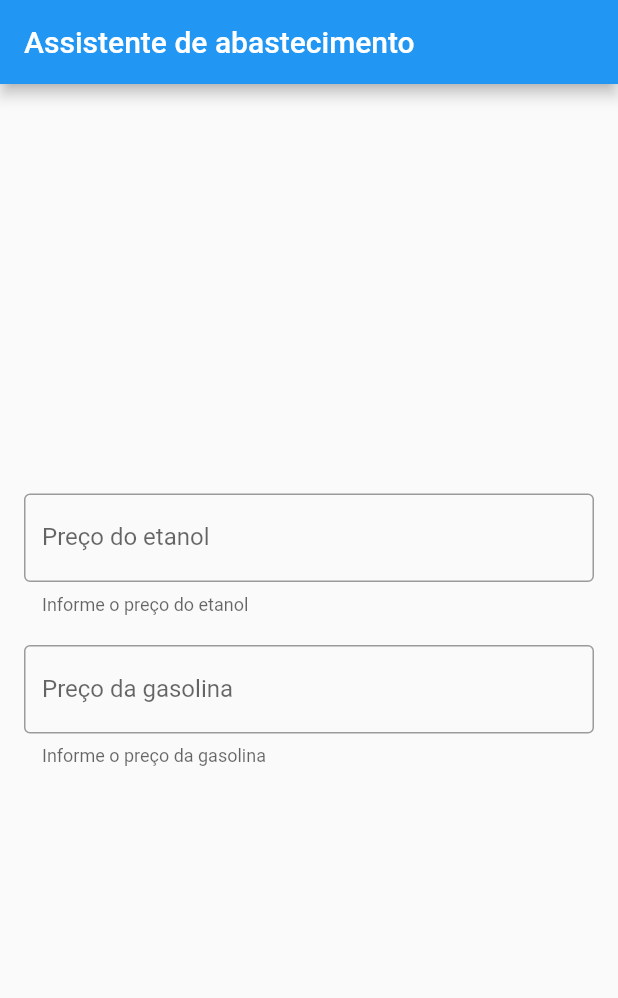
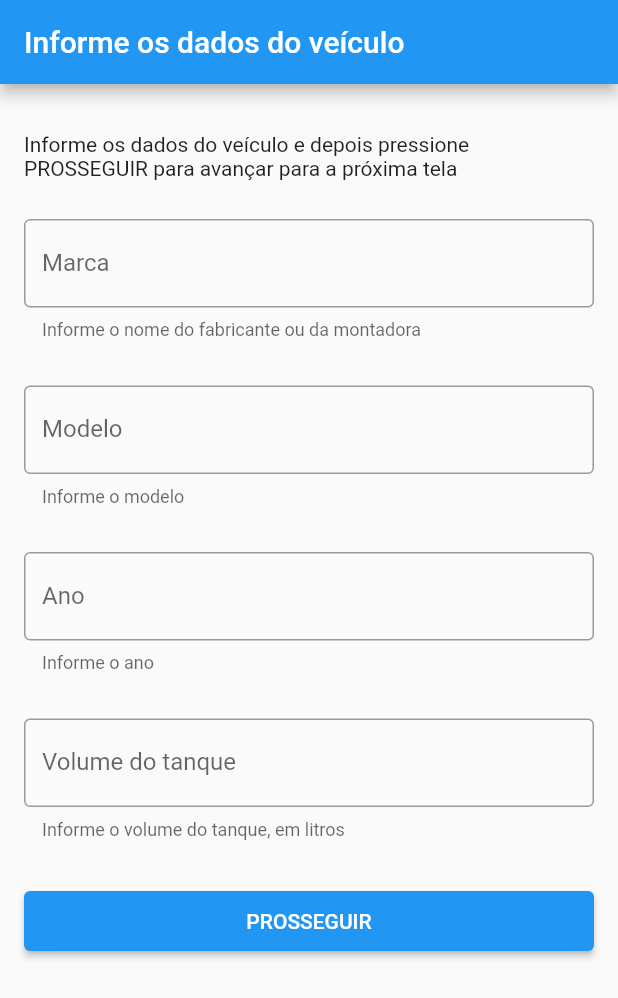
Before and after one commit to lopesneto/assistente_de_abastecimento., a Flutter app: the screen it shows after launch, on a phone screen of 412 x 824 dp. Shown: the top 998 px of the screen. Run offline on Flutter 3.47's test engine with Material 2 defaults, Android fonts, the phone set to English and light mode, and no system bars.

Commit message:
Adiciona tela inicial com dados do veículo e navegação

```diff
--- a/lib/main.dart
+++ b/lib/main.dart
@@ -14,7 +14,12 @@ class MyApp extends StatelessWidget {
       theme: ThemeData(
         primarySwatch: Colors.blue,
       ),
-      home: const MyHomePage(title: 'Assistente de abastecimento'),
+      initialRoute: '/',
+      routes: {
+        '/': (context) => TelaInicial(),
+        '/analisar-precos': (context) =>
+            MyHomePage(title: 'Assistente de abastecimento')
+      },
     );
   }
 }
@@ -149,3 +154,184 @@ class _MyHomePageState extends State<MyHomePage> {
     );
   }
 }
+
+class TelaInicial extends StatefulWidget {
+  const TelaInicial({Key? key}) : super(key: key);
+
+  @override
+  State<TelaInicial> createState() => _TelaInicialState();
+}
+
+class _TelaInicialState extends State<TelaInicial> {
+  final _formKey = GlobalKey<FormState>();
+  String? marca;
+  String? modelo;
+  int? ano;
+  int? volumeDoTanque;
+
+  /// Retorna o formulário dos dados do veículo.
+  /// O formulário contém os campos:
+  /// * marca
+  /// * modelo
+  /// * ano
+  /// * volume do tanque em litros
+  Widget _buildForm(BuildContext context) {
+    return Form(
+      key: _formKey,
+      child: Column(
+        children: [
+          TextFormField(
+            decoration: const InputDecoration(
+              labelText: 'Marca',
+              helperText: 'Informe o nome do fabricante ou da montadora',
+              border: OutlineInputBorder(),
+            ),
+            validator: (value) {
+              if (value == null || value.isEmpty) {
+                return 'Informe a marca do veículo';
+              }
+              return null;
+            },
+            onSaved: (value) {
+              marca = value;
+            },
+          ),
+          SizedBox(
+            height: 30,
+          ),
+          TextFormField(
+            decoration: const InputDecoration(
+              labelText: 'Modelo',
+              helperText: 'Informe o modelo',
+              border: OutlineInputBorder(),
+            ),
+            validator: (value) {
+              if (value == null || value.isEmpty) {
+                return 'Informe o modelo do veículo';
+              }
+              return null;
+            },
+            onSaved: (value) {
+              modelo = value;
+            },
+          ),
+          SizedBox(
+            height: 30,
+          ),
+          TextFormField(
+            decoration: const InputDecoration(
+              labelText: 'Ano',
+              helperText: 'Informe o ano',
+              border: OutlineInputBorder(),
+            ),
+            validator: (value) {
+              if (value == null || value.isEmpty) {
+                return 'Informe o ano do veículo';
+              }
+              try {
+                var a = int.parse(value);
+              } catch (e) {
+                return 'Informe um número válido';
+              }
+              return null;
+            },
+            onSaved: (value) {
+              ano = int.parse(value!);
+            },
+          ),
+          SizedBox(
+            height: 30,
+          ),
+          TextFormField(
+            decoration: const InputDecoration(
+              suffix: Text('litros'),
+              labelText: 'Volume do tanque',
+              helperText: 'Informe o volume do tanque, em litros',
+              border: OutlineInputBorder(),
+            ),
+            validator: (value) {
+              if (value == null || value.isEmpty) {
+                return 'Informe volume do tanque do veículo';
+              }
+              try {
+                var a = int.parse(value);
+              } catch (e) {
+                return 'Informe um número válido';
+              }
+              return null;
+            },
+            onSaved: (value) {
+              volumeDoTanque = int.parse(value!);
+            },
+          ),
+        ],
+      ),
+    );
+  }
+
+  void _showDialog() {
+    showDialog(
+      context: context,
+      builder: (BuildContext context) {
+        return AlertDialog(
+          title: const Text("Informações do veículo"),
+          content:
+              const Text("Há erros nos campos. Corrija-os e tente novamente."),
+          actions: <Widget>[
+            TextButton(
+              child: const Text("FECHAR"),
+              onPressed: () {
+                Navigator.of(context).pop();
+              },
+            ),
+          ],
+        );
+      },
+    );
+  }
+
+  @override
+  Widget build(BuildContext context) {
+    return Scaffold(
+      appBar: AppBar(
+        title: Text('Informe os dados do veículo'),
+      ),
+      body: SingleChildScrollView(
+        padding: EdgeInsets.all(16),
+        child: Column(
+          children: [
+            Container(
+              padding: EdgeInsets.fromLTRB(0, 16, 0, 16),
+              child: Text('Informe os dados do veículo e '
+                  'depois pressione PROSSEGUIR '
+                  'para avançar para a próxima tela'),
+            ),
+            SizedBox(
+              height: 10,
+            ),
+            _buildForm(context),
+            SizedBox(
+              height: 30,
+            ),
+            Center(
+              child: ElevatedButton(
+                onPressed: () {
+                  if (_formKey.currentState!.validate()) {
+                    _formKey.currentState!.save();
+                    Navigator.pushNamed(context, '/analisar-precos');
+                  } else {
+                    _showDialog();
+                  }
+                },
+                child: Text('PROSSEGUIR'),
+                style: ElevatedButton.styleFrom(
+                  minimumSize: const Size.fromHeight(40),
+                ),
+              ),
+            ),
+          ],
+        ),
+      ),
+    );
+  }
+}
```
